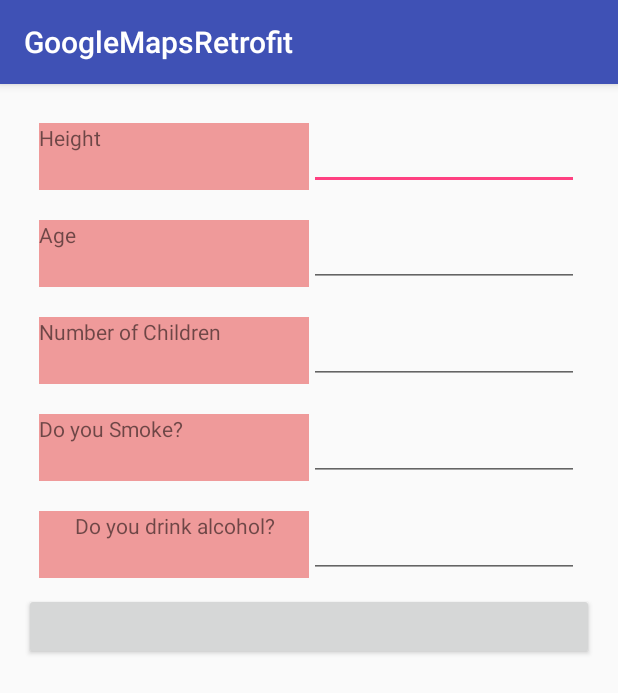
After one commit to anubhakushwaha/Hackathon, an Android app: the InitialPrediction screen opened directly, with no data from a screen before it, on a phone screen of 412 x 824 dp. The commit adds this screen. Shown: the top 693 px of the screen. Run offline under Robolectric (Android 15) with nearby library versions, the phone set to English and light mode, and no system bars.

Commit message:
Initial Prediction added

```diff
--- /dev/null
+++ b/GoogleMapsRetrofit/app/src/main/java/com/androidtutorialpoint/googlemapsretrofit/InitialPrediction.java
@@ -0,0 +1,46 @@
+package com.androidtutorialpoint.googlemapsretrofit;
+
+import android.support.v7.app.AppCompatActivity;
+import android.os.Bundle;
+import android.view.View;
+import android.widget.Button;
+import android.widget.EditText;
+
+public class InitialPrediction extends AppCompatActivity {
+
+    EditText heightE, ageE, parityE, smokerE, alcoholE;
+    int sga = 1, height, age, parity;
+    int smoker, alcohol;
+    double pred;
+    Button predict;
+    @Override
+    protected void onCreate(Bundle savedInstanceState) {
+        super.onCreate(savedInstanceState);
+        setContentView(R.layout.activity_initial_prediction);
+        predict = (Button) findViewById(R.id.predict);
+        heightE = (EditText) findViewById(R.id.height);
+        ageE = (EditText) findViewById(R.id.age);
+        parityE = (EditText) findViewById(R.id.parity);
+        smokerE = (EditText) findViewById(R.id.smoke);
+        alcoholE = (EditText) findViewById(R.id.alcohol);
+        predict.setOnClickListener(new View.OnClickListener() {
+            @Override
+            public void onClick(View view) {
+                height = Integer.parseInt(heightE.getText().toString());
+                age = Integer.parseInt(ageE.getText().toString());
+                parity = Integer.parseInt(heightE.getText().toString());
+                if(smokerE.getText().toString()=="Y"){
+                    smoker = 1;
+                }else smoker = 0;
+
+                if(alcoholE.getText().toString()=="Y"){
+                    alcohol = 1;
+                }else alcohol = 0;
+
+                pred = (double )height*(-8.355455425669245859e-03)+(double)age*(-6.924575061266355358e-03)
+                        +(double )sga*(-1.528999369474286940e+00)+(double)parity*(-3.018319793416523664e-02)+(double)smoker*(1.848600037062445023e-01) ;
+
+            }
+        });
+    }
+}
--- /dev/null
+++ b/GoogleMapsRetrofit/app/src/main/res/layout/activity_initial_prediction.xml
@@ -0,0 +1,117 @@
+<?xml version="1.0" encoding="utf-8"?>
+<LinearLayout xmlns:android="http://schemas.android.com/apk/res/android"
+    xmlns:tools="http://schemas.android.com/tools"
+    android:id="@+id/activity_initial_prediction"
+    android:layout_width="match_parent"
+    android:layout_height="400dp"
+    android:paddingBottom="@dimen/activity_vertical_margin"
+    android:paddingLeft="@dimen/activity_horizontal_margin"
+    android:paddingRight="@dimen/activity_horizontal_margin"
+    android:paddingTop="@dimen/activity_vertical_margin"
+    tools:context="com.androidtutorialpoint.googlemapsretrofit.InitialPrediction"
+    android:orientation="vertical">
+    <LinearLayout
+        android:layout_width="match_parent"
+        android:layout_height="0dp"
+        android:layout_weight="1"
+        android:orientation="horizontal"
+        android:layout_margin="10dp"
+        >
+            <TextView
+                android:layout_width="0dp"
+                android:layout_height="match_parent"
+                android:layout_weight="1"
+                android:text="Height"
+                android:background="@color/lightest_red"
+                />
+            <EditText
+                android:layout_width="0dp"
+                android:layout_height="match_parent"
+                android:layout_weight="1"
+                android:id="@+id/height"/>
+
+    </LinearLayout>
+    <LinearLayout
+        android:layout_width="match_parent"
+        android:layout_height="0dp"
+        android:layout_weight="1"
+        android:layout_margin="10dp">
+        <TextView
+            android:layout_width="0dp"
+            android:layout_height="match_parent"
+            android:layout_weight="1"
+            android:text="Age"
+            android:background="@color/lightest_red"
+            />
+        <EditText
+            android:layout_width="0dp"
+            android:layout_height="match_parent"
+            android:layout_weight="1"
+            android:id="@+id/age"/>
+
+    </LinearLayout>
+    <LinearLayout
+        android:layout_width="match_parent"
+        android:layout_height="0dp"
+        android:layout_weight="1"
+        android:layout_margin="10dp">
+        <TextView
+            android:layout_width="0dp"
+            android:layout_height="match_parent"
+            android:layout_weight="1"
+            android:text="Number of Children"
+            android:background="@color/lightest_red"
+            />
+        <EditText
+            android:layout_width="0dp"
+            android:layout_height="match_parent"
+            android:layout_weight="1"
+            android:id="@+id/parity"/>
+
+    </LinearLayout>
+    <LinearLayout
+        android:layout_width="match_parent"
+        android:layout_height="0dp"
+        android:layout_weight="1"
+        android:layout_margin="10dp">
+        <TextView
+            android:layout_width="0dp"
+            android:layout_height="match_parent"
+            android:layout_weight="1"
+            android:text="Do you Smoke?"
+            android:background="@color/lightest_red"
+            />
+        <EditText
+            android:layout_width="0dp"
+            android:layout_height="match_parent"
+            android:layout_weight="1"
+            android:id="@+id/smoke"/>
+
+    </LinearLayout>
+    <LinearLayout
+        android:layout_width="match_parent"
+        android:layout_height="0dp"
+        android:layout_weight="1"
+        android:layout_margin="10dp">
+        <TextView
+            android:layout_width="0dp"
+            android:layout_height="match_parent"
+            android:layout_weight="1"
+            android:text="Do you drink alcohol?"
+            android:background="@color/lightest_red"
+            android:textAlignment="center"
+            />
+        <EditText
+            android:layout_width="0dp"
+            android:layout_height="match_parent"
+            android:layout_weight="1"
+            android:id="@+id/alcohol"/>
+
+    </LinearLayout>
+    <Button
+        android:layout_width="match_parent"
+        android:layout_height="0dp"
+        android:layout_weight="1"
+        android:id="@+id/predict"/>
+
+</LinearLayout>
```
Also changed, not shown: GoogleMapsRetrofit/app/src/main/AndroidManifest.xml (+32 -34 lines), GoogleMapsRetrofit/app/src/main/java/com/androidtutorialpoint/googlemapsretrofit/MainActive.java (+19 -5 lines), GoogleMapsRetrofit/app/src/main/res/layout/active_main.xml (+20 -15 lines).
